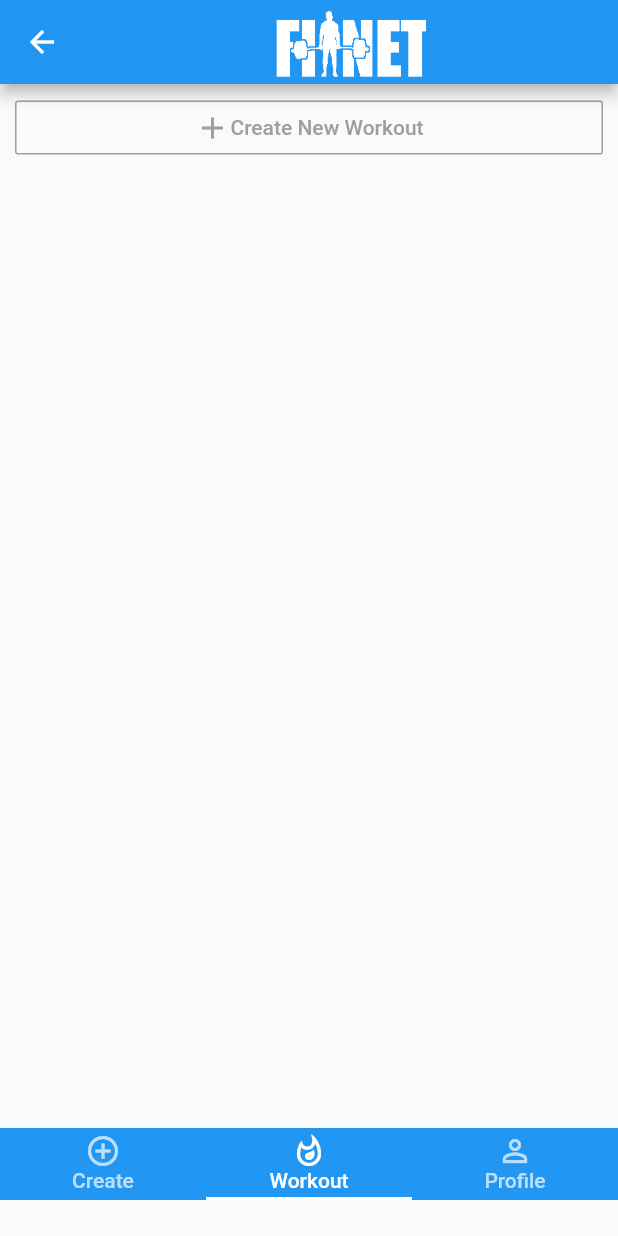
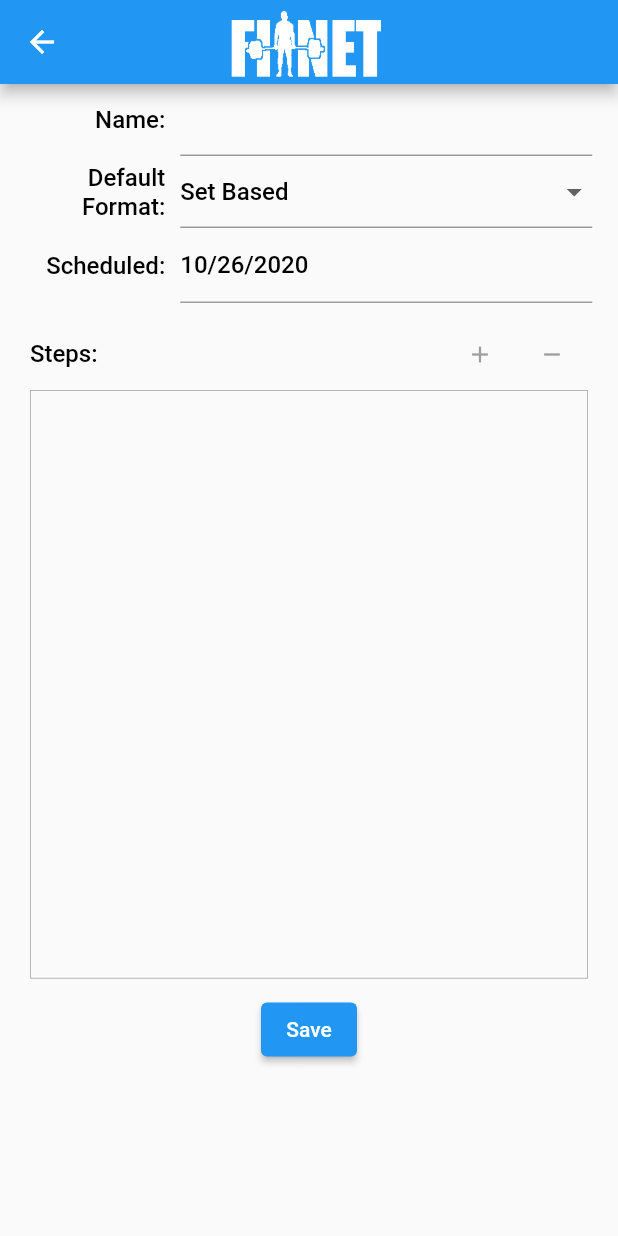
Before and after one commit to daniel-seaton/fitnet, a Flutter app: the HomeScreen screen opened directly with empty values, tab 2 chosen, after a tap on "Create New Workout", on a phone screen of 412 x 824 dp. Run offline on Flutter 3.47's test engine with Material 2 defaults, Android fonts, the phone set to English and light mode, and no system bars; our stand-ins replace cloud_firestore, firebase_auth, firebase_core, firebase_storage, get_it, google_fonts and 1 more; accounts and stored records are empty.

Commit message:
Setting up edit workout screen

```diff
--- a/lib/models/exercise.dart
+++ b/lib/models/exercise.dart
@@ -8,4 +8,8 @@ class Exercise {
     map['tags'].forEach((tag) => mappedTags.add(tag.toString()));
     tags = mappedTags;
   }
+
+  Map<String, dynamic> toMap() {
+    return {'name': name, 'tags': tags};
+  }
 }
--- a/lib/models/format.dart
+++ b/lib/models/format.dart
@@ -2,6 +2,10 @@ class FormatType {
   static const SetBased = 'SetBased';
   static const RepsForTime = 'RepsForTime';
   static const AMRAP = 'AMRAP';
+
+  static List<String> getTypes() {
+    return [SetBased, RepsForTime, AMRAP];
+  }
 }
 
 class Format {
--- a/lib/models/workout.dart
+++ b/lib/models/workout.dart
@@ -1,5 +1,6 @@
 import 'package:fitnet/models/format.dart';
 import 'package:fitnet/models/workoutStep.dart';
+import 'package:flutter/material.dart';
 
 class Workout {
   String uid;
@@ -9,6 +10,12 @@ class Workout {
   DateTime scheduled;
   List<WorkoutStep> steps = [];
   Format defaultFormat;
+
+  Workout({@required this.uid, this.name, this.scheduled, this.defaultFormat}) {
+    if (scheduled == null) scheduled = DateTime.now();
+    if (defaultFormat == null)
+      defaultFormat = Format.forType(FormatType.SetBased);
+  }
 
   Workout.fromMap(Map<String, dynamic> map) {
     uid = map['uid'];
@@ -29,4 +36,19 @@ class Workout {
       steps = mappedSteps;
     }
   }
+
+  Map<String, dynamic> toMap() {
+    Map<String, dynamic> map = {
+      'uid': uid,
+      'name': name,
+    };
+    if (defaultFormat != null) map['defaultFormat'] = defaultFormat.value;
+    if (start != null) map['start'] = start;
+    if (end != null) map['end'] = end;
+    if (scheduled != null) map['scheduled'] = scheduled;
+    if (steps != null)
+      map['steps'] =
+          steps.map((step) => WorkoutStepFactory.toMap(step)).toList();
+    return map;
+  }
 }
--- a/lib/src/app/workout/createWorkoutButton/createWorkoutButton.dart
+++ b/lib/src/app/workout/createWorkoutButton/createWorkoutButton.dart
@@ -1,3 +1,5 @@
+import 'package:fitnet/models/workout.dart';
+import 'package:fitnet/src/app/workout/editWorkoutScreen/editWorkoutScreen.dart';
 import 'package:flutter/material.dart';
 
 class CreateWorkoutButton extends StatelessWidget {
@@ -10,7 +12,7 @@ class CreateWorkoutButton extends StatelessWidget {
     return OutlineButton(
       borderSide: BorderSide(color: Colors.grey, width: 1),
       color: Colors.grey,
-      onPressed: () => showNewWorkoutScreen(),
+      onPressed: () => showNewWorkoutScreen(context),
       child: Row(
         mainAxisAlignment: MainAxisAlignment.center,
         children: [
@@ -21,7 +23,11 @@ class CreateWorkoutButton extends StatelessWidget {
     );
   }
 
-  showNewWorkoutScreen() {
-    print('TODO showNewWorkoutScreen');
+  showNewWorkoutScreen(BuildContext context) {
+    Navigator.push(
+        context,
+        MaterialPageRoute(
+            builder: (context) =>
+                EditWorkoutScreen(workout: Workout(uid: userId))));
   }
 }
--- /dev/null
+++ b/lib/src/app/workout/editWorkoutScreen/editWorkoutScreen.dart
@@ -0,0 +1,82 @@
+import 'package:fitnet/models/workout.dart';
+import 'package:fitnet/src/app/workout/editWorkoutScreen/workoutChangeNotifier.dart';
+import 'package:flutter/cupertino.dart';
+import 'package:flutter/material.dart';
+import 'package:provider/provider.dart';
+
+import 'formFields/defaultFormatField.dart';
+import 'formFields/nameField.dart';
+import 'formFields/scheduledDateField.dart';
+import 'formFields/stepListField.dart';
+
+class EditWorkoutScreen extends StatelessWidget {
+  final Workout workout;
+
+  EditWorkoutScreen({@required this.workout});
+
+  @override
+  Widget build(BuildContext context) {
+    WorkoutChangeNotifier workoutChangeNotifier =
+        WorkoutChangeNotifier(workout: workout);
+    return Scaffold(
+      appBar: AppBar(
+        title: Center(
+          child: Transform.translate(
+            offset: Offset(-30, 0),
+            child: Container(
+              height: 50,
+              width: 100,
+              decoration: BoxDecoration(
+                shape: BoxShape.rectangle,
+                image: DecorationImage(
+                  fit: BoxFit.fill,
+                  image: AssetImage('assets/images/logo-white-2.png'),
+                ),
+              ),
+            ),
+          ),
+        ),
+      ),
+      body: ChangeNotifierProvider.value(
+        value: workoutChangeNotifier,
+        builder: (context, width) => Form(
+          child: ListView(
+            children: [
+              ...getWorkoutFields(context),
+              Padding(
+                padding: EdgeInsets.fromLTRB(0, 0, 0, 5),
+                child: Center(
+                  child: ElevatedButton(
+                    onPressed: () {
+                      print('TODO save');
+                    },
+                    child: Text('Save'),
+                  ),
+                ),
+              ),
+            ],
+          ),
+        ),
+      ),
+    );
+  }
+
+  List<Widget> getWorkoutFields(BuildContext context) {
+    return workout.toMap().keys.map((field) {
+      switch (field) {
+        case 'defaultFormat':
+          return DefaultFormatField();
+        case 'name':
+          return NameField();
+        case 'scheduled':
+          return ScheduledDateField();
+        case 'steps':
+          return StepListField(
+              steps: workout.steps != null ? workout.steps : [],
+              defaultFormat: workout.defaultFormat);
+        default:
+          return Container(height: 0, width: 0);
+      }
+    }).toList();
+  }
+}
--- /dev/null
+++ b/lib/src/app/workout/editWorkoutScreen/formFields/defaultFormatField.dart
@@ -0,0 +1,36 @@
+import 'package:fitnet/models/format.dart';
+import 'package:fitnet/src/app/workout/editWorkoutScreen/workoutChangeNotifier.dart';
+import 'package:flutter/material.dart';
+import 'package:provider/provider.dart';
+
+class DefaultFormatField extends StatelessWidget {
+  @override
+  Widget build(BuildContext context) {
+    return Row(
+      mainAxisAlignment: MainAxisAlignment.center,
+      children: [
+        Container(
+          padding: EdgeInsets.fromLTRB(0, 5, 10, 5),
+          width: MediaQuery.of(context).size.width / 4,
+          child: Text('Default Format:',
+              textAlign: TextAlign.right,
+              style: Theme.of(context).textTheme.bodyText1),
+        ),
+        Container(
+          width: MediaQuery.of(context).size.width / 1.5,
+          child: Consumer<WorkoutChangeNotifier>(
+            builder: (_, notifier, __) => DropdownButtonFormField(
+                value: notifier.workout.defaultFormat.value,
+                items: FormatType.getTypes()
+                    .map((type) => DropdownMenuItem(
+                        child: Text(Format.forType(type).displayValue,
+                            style: Theme.of(context).textTheme.bodyText1),
+                        value: type))
+                    .toList(),
+                onChanged: (value) => notifier.setDefaultFormat(value)),
+          ),
+        ),
+      ],
+    );
+  }
+}
--- /dev/null
+++ b/lib/src/app/workout/editWorkoutScreen/formFields/nameField.dart
@@ -0,0 +1,30 @@
+import 'package:fitnet/src/app/workout/editWorkoutScreen/workoutChangeNotifier.dart';
+import 'package:flutter/material.dart';
+import 'package:provider/provider.dart';
+
+class NameField extends StatelessWidget {
+  @override
+  Widget build(BuildContext context) {
+    return Row(
+      mainAxisAlignment: MainAxisAlignment.center,
+      children: [
+        Container(
+          padding: EdgeInsets.fromLTRB(0, 5, 10, 5),
+          width: MediaQuery.of(context).size.width / 4,
+          child: Text('Name:',
+              textAlign: TextAlign.right,
+              style: Theme.of(context).textTheme.bodyText1),
+        ),
+        Container(
+          width: MediaQuery.of(context).size.width / 1.5,
+          child: Consumer<WorkoutChangeNotifier>(
+            builder: (_, notifier, __) => TextFormField(
+                style: Theme.of(context).textTheme.bodyText1,
+                initialValue: notifier.workout.name,
+                onChanged: (value) => notifier.setName(value)),
+          ),
+        ),
+      ],
+    );
+  }
+}
--- /dev/null
+++ b/lib/src/app/workout/editWorkoutScreen/formFields/scheduledDateField.dart
@@ -0,0 +1,45 @@
+import 'package:fitnet/src/app/workout/editWorkoutScreen/workoutChangeNotifier.dart';
+import 'package:flutter/material.dart';
+import 'package:intl/intl.dart';
+import 'package:provider/provider.dart';
+
+class ScheduledDateField extends StatelessWidget {
+  @override
+  Widget build(BuildContext context) {
+    return Row(
+      mainAxisAlignment: MainAxisAlignment.center,
+      children: [
+        Container(
+          padding: EdgeInsets.fromLTRB(0, 5, 10, 5),
+          width: MediaQuery.of(context).size.width / 4,
+          child: Text('Scheduled:',
+              textAlign: TextAlign.right,
+              style: Theme.of(context).textTheme.bodyText1),
+        ),
+        Consumer<WorkoutChangeNotifier>(
+          builder: (_, notifier, __) => Container(
+            width: MediaQuery.of(context).size.width / 1.5,
+            child: InkWell(
+              onTap: () async {
+                notifier.setScheduled(await showDatePicker(
+                  context: context,
+                  initialDate: notifier.workout.scheduled,
+                  firstDate: DateTime.now().add(Duration(days: -365)),
+                  lastDate: DateTime.now().add(Duration(days: 365)),
+                ));
+              },
+              child: Container(
+                height: 50,
+                alignment: Alignment.centerLeft,
+                decoration: BoxDecoration(
+                    border: Border(bottom: BorderSide(color: Colors.grey))),
+                child: Text(DateFormat.yMd().format(notifier.workout.scheduled),
+                    style: Theme.of(context).textTheme.bodyText1),
+              ),
+            ),
+          ),
+        ),
+      ],
+    );
+  }
+}
--- /dev/null
+++ b/lib/src/app/workout/editWorkoutScreen/formFields/stepListField.dart
@@ -0,0 +1,96 @@
+import 'package:fitnet/models/format.dart';
+import 'package:fitnet/models/workoutStep.dart';
+import 'package:fitnet/src/app/workout/editWorkoutScreen/workoutChangeNotifier.dart';
+import 'package:flutter/material.dart';
+import 'package:provider/provider.dart';
+
+class StepListField extends StatelessWidget {
+  final List<WorkoutStep> steps;
+  final Format defaultFormat;
+
+  StepListField({@required this.steps, @required this.defaultFormat});
+
+  @override
+  Widget build(BuildContext context) {
+    WorkoutChangeNotifier changeNotifier =
+        Provider.of<WorkoutChangeNotifier>(context);
+    return Padding(
+      padding: EdgeInsets.fromLTRB(20, 10, 20, 10),
+      child: Column(
+        crossAxisAlignment: CrossAxisAlignment.start,
+        children: [
+          Container(
+            width: MediaQuery.of(context).size.width - 40,
+            child: Row(
+              mainAxisAlignment: MainAxisAlignment.spaceBetween,
+              children: [
+                Text('Steps:', style: Theme.of(context).textTheme.bodyText1),
+                Row(mainAxisAlignment: MainAxisAlignment.end, children: [
+                  IconButton(
+                      padding: EdgeInsets.all(4),
+                      iconSize: 18,
+                      icon: Icon(Icons.add, color: Colors.grey),
+                      onPressed: () {
+                        print('TODO add step');
+                      }),
+                  IconButton(
+                      padding: EdgeInsets.all(4),
+                      iconSize: 18,
+                      icon: Icon(Icons.remove, color: Colors.grey),
+                      onPressed: () {
+                        print('TODO remove step');
+                      })
+                ]),
+              ],
+            ),
+          ),
+          Container(
+            decoration: BoxDecoration(
+                border: Border.all(color: Colors.grey, width: 0.5)),
+            height: MediaQuery.of(context).size.height / 2.1,
+            width: MediaQuery.of(context).size.width - 40,
+            child: ReorderableListView(
+              onReorder: (x, y) {
+                if (x != y) {
+                  WorkoutStep step = changeNotifier.removeStep(x);
+                  changeNotifier.addStep(y > x ? y - 1 : y, step);
+                }
+              },
+              children: List.generate(
+                steps.length,
+                (index) {
+                  WorkoutStep step = steps[index];
+                  return Container(
+                    decoration: BoxDecoration(
+                      border: Border(
+                        bottom: BorderSide(color: Colors.grey, width: 0.5),
+                      ),
+                    ),
+                    key: Key(step.exercise.name),
+                    padding: EdgeInsets.all(10),
+                    height: 60,
+                    child: Row(
+                      mainAxisAlignment: MainAxisAlignment.spaceBetween,
+                      children: [
+                        Column(
+                          crossAxisAlignment: CrossAxisAlignment.start,
+                          children: [
+                            Text(step.exercise.name,
+                                style: Theme.of(context).textTheme.bodyText1),
+                            Text(step.format.displayValue,
+                                style: Theme.of(context).textTheme.bodyText2),
+                          ],
+                        ),
+                        IconButton(icon: Icon(Icons.reorder), onPressed: null)
+                      ],
+                    ),
+                  );
+                },
+              ),
+            ),
+          ),
+        ],
+      ),
+    );
+  }
+}
--- /dev/null
+++ b/lib/src/app/workout/editWorkoutScreen/workoutChangeNotifier.dart
@@ -0,0 +1,35 @@
+import 'package:fitnet/models/format.dart';
+import 'package:fitnet/models/workout.dart';
+import 'package:fitnet/models/workoutStep.dart';
+import 'package:flutter/material.dart';
+
+class WorkoutChangeNotifier extends ChangeNotifier {
+  final Workout workout;
+  WorkoutChangeNotifier({this.workout});
+
+  void setDefaultFormat(String value) {
+    workout.defaultFormat = Format.forType(value);
+    notifyListeners();
+  }
+
+  void setName(String value) {
+    workout.name = value;
+    notifyListeners();
+  }
+
+  void setScheduled(DateTime value) {
+    workout.scheduled = value;
+    notifyListeners();
+  }
+
+  void addStep(num index, WorkoutStep step) {
+    workout.steps.insert(index, step);
+    notifyListeners();
+  }
+
+  WorkoutStep removeStep(num index) {
+    WorkoutStep step = workout.steps.removeAt(index);
+    notifyListeners();
+    return step;
+  }
+}
--- a/pubspec.yaml
+++ b/pubspec.yaml
@@ -44,6 +44,7 @@ dependencies:
   get_it: ^3.1.0
 
   google_fonts: ^1.1.1
+  intl: ^0.16.1
 
   # The following adds the Cupertino Icons font to your application.
   # Use with the CupertinoIcons class for iOS style icons.
```
Also changed, not shown: lib/main.dart (+12 -5 lines), lib/models/set.dart (+10 -0 lines), lib/models/workoutStep.dart (+54 -12 lines), lib/src/app/workout/workoutListItem/workoutListItem.dart (+7 -3 lines), pubspec.lock.
